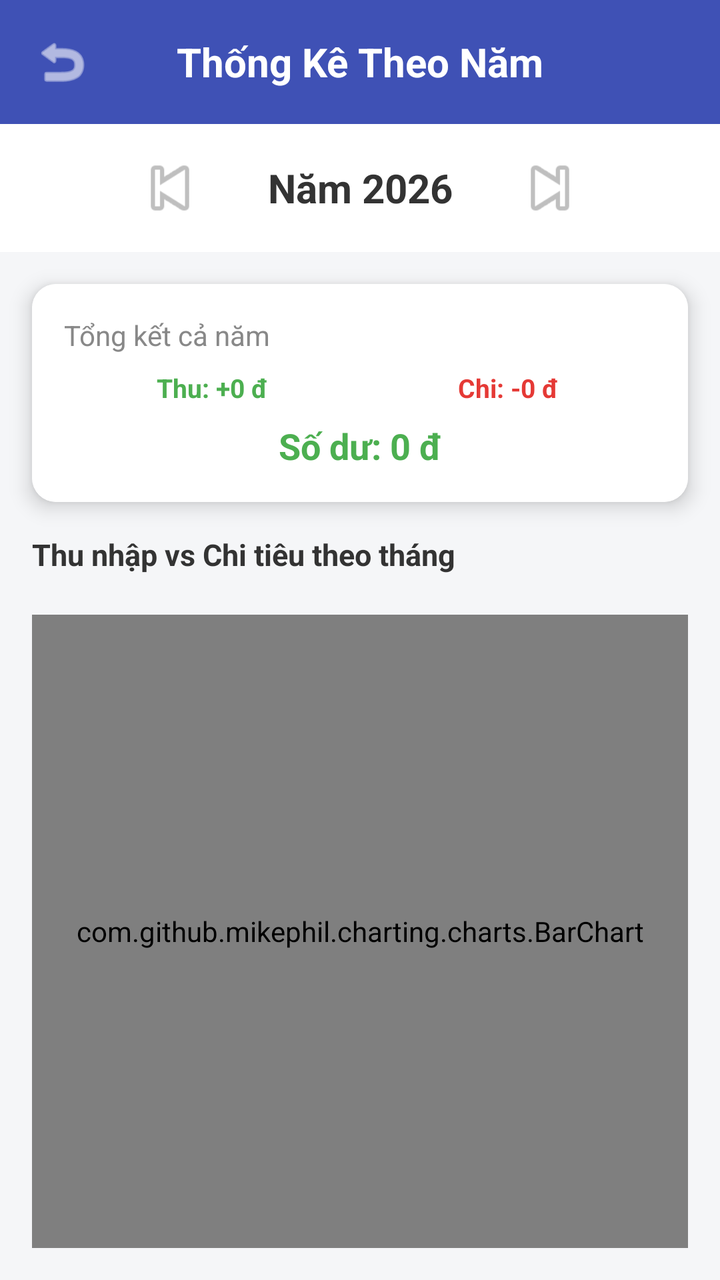
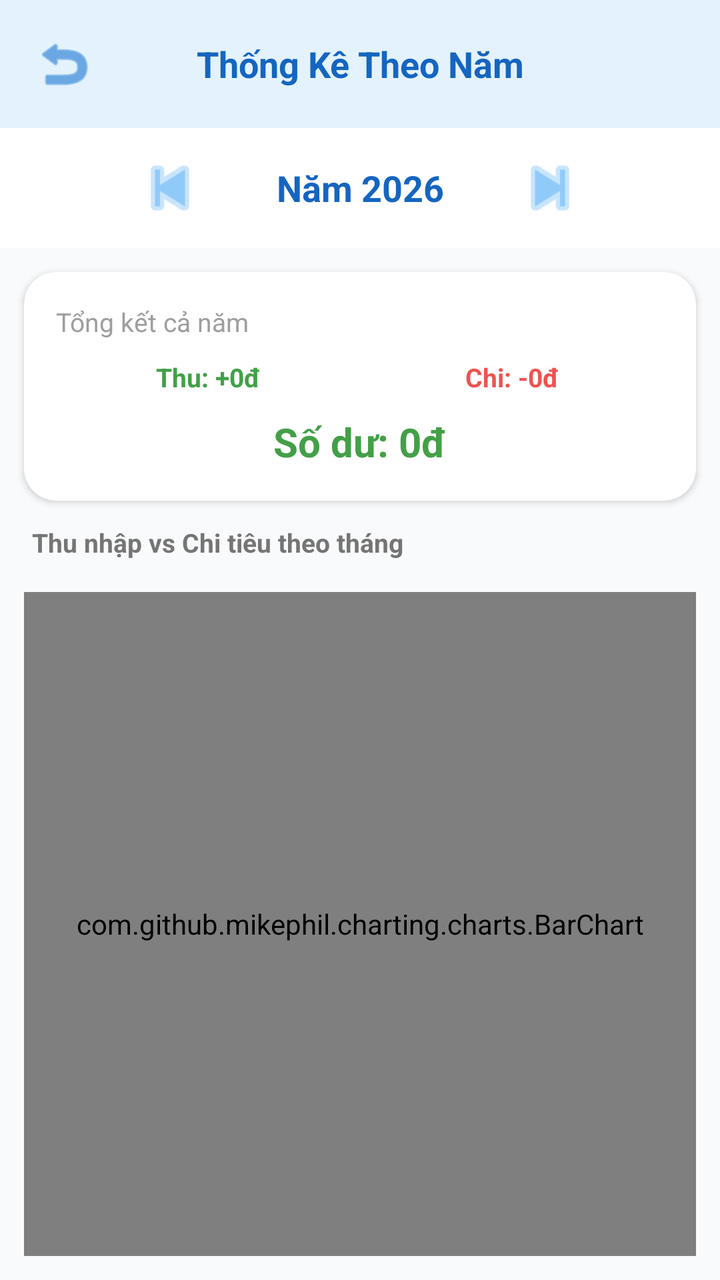

Screens rendered from an Android XML layout before and after an edit, with the pre-edit source and the edit as a unified diff.
<!-- AndroidManifest.xml: application theme Theme.QuanLyChiTieu -->
<!-- res/layout/activity_yearly_stats.xml -->
<?xml version="1.0" encoding="utf-8"?>
<LinearLayout xmlns:android="http://schemas.android.com/apk/res/android"
    xmlns:app="http://schemas.android.com/apk/res-auto"
    android:layout_width="match_parent"
    android:layout_height="match_parent"
    android:orientation="vertical"
    android:background="#F5F6F8">

    <LinearLayout
        android:layout_width="match_parent"
        android:layout_height="wrap_content"
        android:orientation="horizontal"
        android:background="#3F51B5"
        android:padding="16dp"
        android:gravity="center_vertical">

        <ImageView
            android:id="@+id/btnBackStats"
            android:layout_width="30dp"
            android:layout_height="30dp"
            android:src="@android:drawable/ic_menu_revert"
            app:tint="#FFFFFF"
            android:background="?attr/selectableItemBackgroundBorderless"
            android:clickable="true"
            android:focusable="true"/>

        <TextView
            android:layout_width="0dp"
            android:layout_height="wrap_content"
            android:layout_weight="1"
            android:text="Thống Kê Theo Năm"
            android:textSize="20sp"
            android:textStyle="bold"
            android:textColor="#FFFFFF"
            android:gravity="center"
            android:layout_marginEnd="30dp"/>
    </LinearLayout>

    <LinearLayout
        android:layout_width="match_parent"
        android:layout_height="wrap_content"
        android:orientation="horizontal"
        android:gravity="center"
        android:padding="12dp"
        android:background="@android:color/white">

        <ImageView
            android:id="@+id/btnPrevYear"
            android:layout_width="40dp"
            android:layout_height="40dp"
            android:src="@android:drawable/ic_media_previous"
            android:background="?attr/selectableItemBackgroundBorderless"
            android:clickable="true"
            android:focusable="true"/>

        <TextView
            android:id="@+id/tvYear"
            android:layout_width="150dp"
            android:layout_height="wrap_content"
            android:text="Năm 2026"
            android:textSize="20sp"
            android:textStyle="bold"
            android:textColor="#333333"
            android:gravity="center"/>

        <ImageView
            android:id="@+id/btnNextYear"
            android:layout_width="40dp"
            android:layout_height="40dp"
            android:src="@android:drawable/ic_media_next"
            android:background="?attr/selectableItemBackgroundBorderless"
            android:clickable="true"
            android:focusable="true"/>
    </LinearLayout>

    <androidx.cardview.widget.CardView
        android:layout_width="match_parent"
        android:layout_height="wrap_content"
        android:layout_margin="16dp"
        app:cardCornerRadius="12dp"
        app:cardElevation="6dp">

        <LinearLayout
            android:layout_width="match_parent"
            android:layout_height="wrap_content"
            android:orientation="vertical"
            android:background="@android:color/white"
            android:padding="16dp">

            <TextView
                android:layout_width="wrap_content"
                android:layout_height="wrap_content"
                android:text="Tổng kết cả năm"
                android:textSize="14sp"
                android:textColor="#888888"
                android:layout_marginBottom="8dp"/>

            <LinearLayout
                android:layout_width="match_parent"
                android:layout_height="wrap_content"
                android:orientation="horizontal">

                <TextView
                    android:id="@+id/tvYearIncome"
                    android:layout_width="0dp"
                    android:layout_height="wrap_content"
                    android:layout_weight="1"
                    android:text="Thu: +0 đ"
                    android:textColor="#4CAF50"
                    android:textSize="13sp"
                    android:textStyle="bold"
                    android:gravity="center"/>

                <TextView
                    android:id="@+id/tvYearExpense"
                    android:layout_width="0dp"
                    android:layout_height="wrap_content"
                    android:layout_weight="1"
                    android:text="Chi: -0 đ"
                    android:textColor="#E53935"
                    android:textSize="13sp"
                    android:textStyle="bold"
                    android:gravity="center"/>
            </LinearLayout>

            <TextView
                android:id="@+id/tvYearBalance"
                android:layout_width="match_parent"
                android:layout_height="wrap_content"
                android:text="Số dư: 0 đ"
                android:textSize="18sp"
                android:textStyle="bold"
                android:textColor="#4CAF50"
                android:gravity="center"
                android:layout_marginTop="8dp"/>
        </LinearLayout>
    </androidx.cardview.widget.CardView>

    <TextView
        android:layout_width="wrap_content"
        android:layout_height="wrap_content"
        android:text="Thu nhập vs Chi tiêu theo tháng"
        android:textSize="15sp"
        android:textStyle="bold"
        android:textColor="#333333"
        android:layout_marginStart="16dp"
        android:layout_marginBottom="4dp"/>

    <com.github.mikephil.charting.charts.BarChart
        android:id="@+id/barChart"
        android:layout_width="match_parent"
        android:layout_height="0dp"
        android:layout_weight="1"
        android:layout_margin="16dp"/>

</LinearLayout>
<!-- resources referenced by this layout -->
<resources>
  <style name="Theme.QuanLyChiTieu" parent="Base.Theme.QuanLyChiTieu" />
  <style name="Base.Theme.QuanLyChiTieu" parent="Theme.Material3.DayNight.NoActionBar">
          
          
      </style>
</resources>

<!-- the commit's change to res/layout/activity_yearly_stats.xml (unified diff, before → after) -->
@@ -4,22 +4,22 @@
     android:layout_width="match_parent"
     android:layout_height="match_parent"
     android:orientation="vertical"
-    android:background="#F5F6F8">
+    android:background="#F9FAFB">
 
     <LinearLayout
         android:layout_width="match_parent"
         android:layout_height="wrap_content"
         android:orientation="horizontal"
-        android:background="#3F51B5"
+        android:background="#E3F2FD"
         android:padding="16dp"
         android:gravity="center_vertical">
 
         <ImageView
             android:id="@+id/btnBackStats"
-            android:layout_width="30dp"
-            android:layout_height="30dp"
+            android:layout_width="32dp"
+            android:layout_height="32dp"
             android:src="@android:drawable/ic_menu_revert"
-            app:tint="#FFFFFF"
+            app:tint="#1976D2"
             android:background="?attr/selectableItemBackgroundBorderless"
             android:clickable="true"
             android:focusable="true"/>
@@ -29,11 +29,11 @@
             android:layout_height="wrap_content"
             android:layout_weight="1"
             android:text="Thống Kê Theo Năm"
-            android:textSize="20sp"
+            android:textSize="18sp"
             android:textStyle="bold"
-            android:textColor="#FFFFFF"
+            android:textColor="#1565C0"
             android:gravity="center"
-            android:layout_marginEnd="30dp"/>
+            android:layout_marginEnd="32dp"/>
     </LinearLayout>
 
     <LinearLayout
@@ -41,8 +41,8 @@
         android:layout_height="wrap_content"
         android:orientation="horizontal"
         android:gravity="center"
-        android:padding="12dp"
-        android:background="@android:color/white">
+        android:padding="10dp"
+        android:background="#FFFFFF">
 
         <ImageView
             android:id="@+id/btnPrevYear"
@@ -50,6 +50,7 @@
             android:layout_height="40dp"
             android:src="@android:drawable/ic_media_previous"
             android:background="?attr/selectableItemBackgroundBorderless"
+            app:tint="#90CAF9"
             android:clickable="true"
             android:focusable="true"/>
 
@@ -58,9 +59,9 @@
             android:layout_width="150dp"
             android:layout_height="wrap_content"
             android:text="Năm 2026"
-            android:textSize="20sp"
+            android:textSize="18sp"
             android:textStyle="bold"
-            android:textColor="#333333"
+            android:textColor="#1565C0"
             android:gravity="center"/>
 
         <ImageView
@@ -69,6 +70,7 @@
             android:layout_height="40dp"
             android:src="@android:drawable/ic_media_next"
             android:background="?attr/selectableItemBackgroundBorderless"
+            app:tint="#90CAF9"
             android:clickable="true"
             android:focusable="true"/>
     </LinearLayout>
@@ -76,24 +78,24 @@
     <androidx.cardview.widget.CardView
         android:layout_width="match_parent"
         android:layout_height="wrap_content"
-        android:layout_margin="16dp"
-        app:cardCornerRadius="12dp"
-        app:cardElevation="6dp">
+        android:layout_margin="12dp"
+        app:cardCornerRadius="16dp"
+        app:cardElevation="2dp"
+        app:cardBackgroundColor="#FFFFFF">
 
         <LinearLayout
             android:layout_width="match_parent"
             android:layout_height="wrap_content"
             android:orientation="vertical"
-            android:background="@android:color/white"
             android:padding="16dp">
 
             <TextView
                 android:layout_width="wrap_content"
                 android:layout_height="wrap_content"
                 android:text="Tổng kết cả năm"
-                android:textSize="14sp"
-                android:textColor="#888888"
-                android:layout_marginBottom="8dp"/>
+                android:textSize="13sp"
+                android:textColor="#9E9E9E"
+                android:layout_marginBottom="10dp"/>
 
             <LinearLayout
                 android:layout_width="match_parent"
@@ -105,8 +107,8 @@
                     android:layout_width="0dp"
                     android:layout_height="wrap_content"
                     android:layout_weight="1"
-                    android:text="Thu: +0 đ"
-                    android:textColor="#4CAF50"
+                    android:text="Thu: +0đ"
+                    android:textColor="#43A047"
                     android:textSize="13sp"
                     android:textStyle="bold"
                     android:gravity="center"/>
@@ -116,8 +118,8 @@
                     android:layout_width="0dp"
                     android:layout_height="wrap_content"
                     android:layout_weight="1"
-                    android:text="Chi: -0 đ"
-                    android:textColor="#E53935"
+                    android:text="Chi: -0đ"
+                    android:textColor="#EF5350"
                     android:textSize="13sp"
                     android:textStyle="bold"
                     android:gravity="center"/>
@@ -127,12 +129,12 @@
                 android:id="@+id/tvYearBalance"
                 android:layout_width="match_parent"
                 android:layout_height="wrap_content"
-                android:text="Số dư: 0 đ"
-                android:textSize="18sp"
+                android:text="Số dư: 0đ"
+                android:textSize="20sp"
                 android:textStyle="bold"
-                android:textColor="#4CAF50"
+                android:textColor="#43A047"
                 android:gravity="center"
-                android:layout_marginTop="8dp"/>
+                android:layout_marginTop="10dp"/>
         </LinearLayout>
     </androidx.cardview.widget.CardView>
 
@@ -140,9 +142,9 @@
         android:layout_width="wrap_content"
         android:layout_height="wrap_content"
         android:text="Thu nhập vs Chi tiêu theo tháng"
-        android:textSize="15sp"
+        android:textSize="13sp"
         android:textStyle="bold"
-        android:textColor="#333333"
+        android:textColor="#757575"
         android:layout_marginStart="16dp"
         android:layout_marginBottom="4dp"/>
 
@@ -151,6 +153,5 @@
         android:layout_width="match_parent"
         android:layout_height="0dp"
         android:layout_weight="1"
-        android:layout_margin="16dp"/>
-
+        android:layout_margin="12dp"/>
 </LinearLayout>
